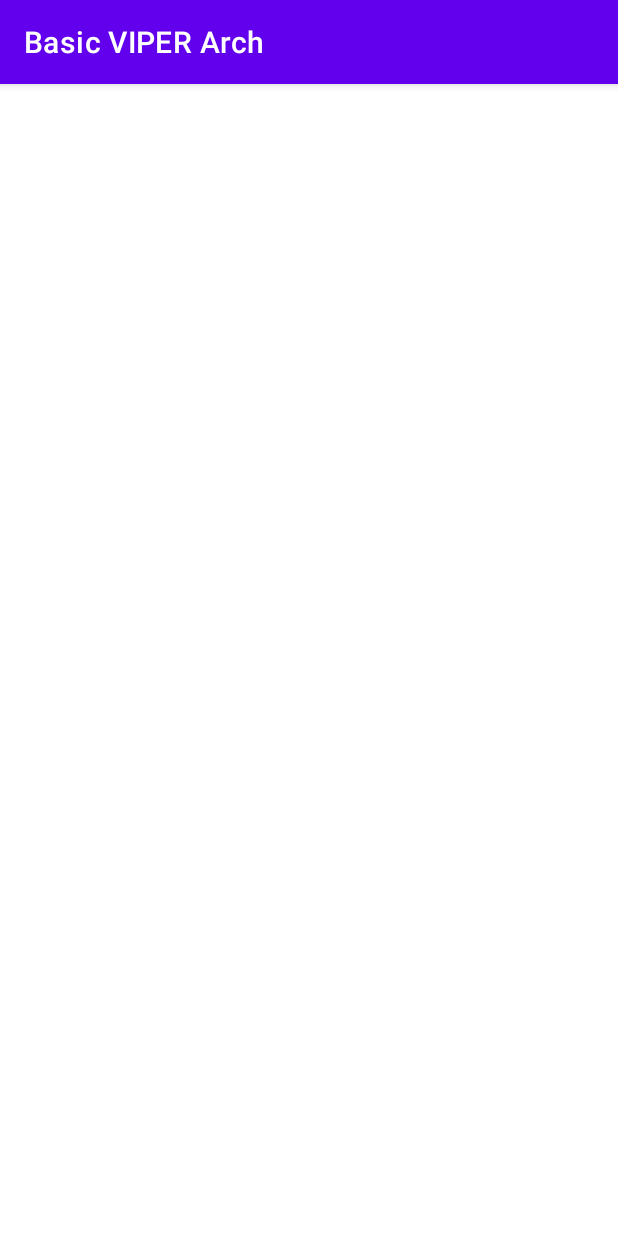
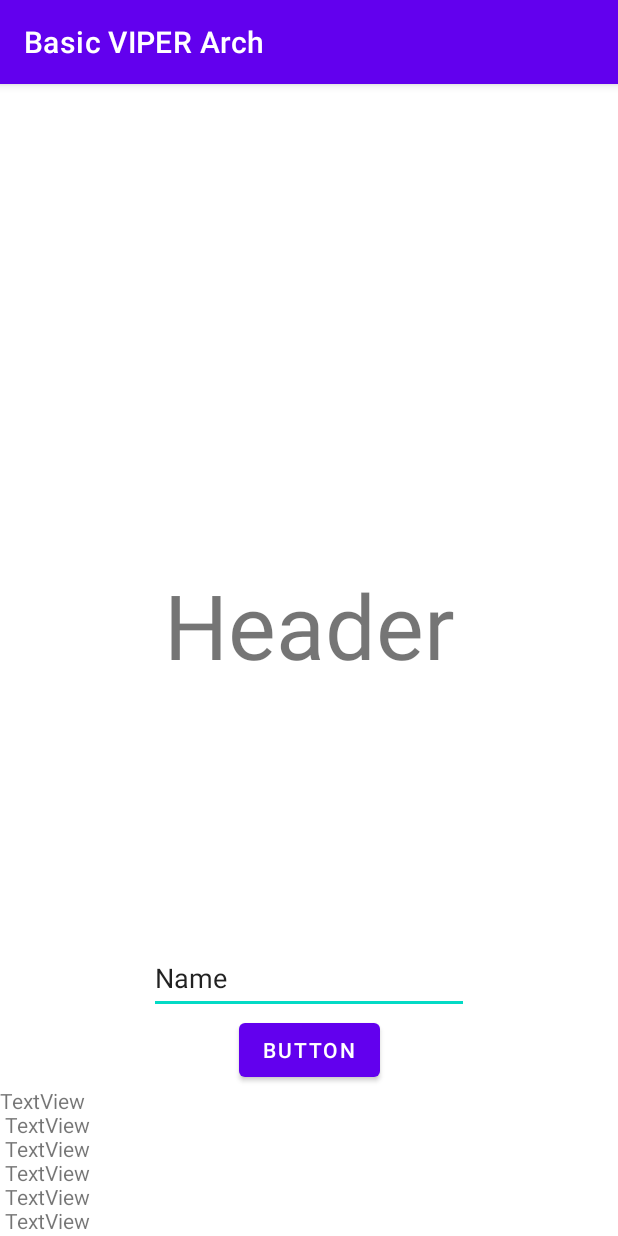
Before and after one commit to asifddlks/Basic_VIPER_Arch_For_Android, an Android app: the screen it shows after launch (LoginActivity before the commit, SampleActivity after it), on a phone screen of 412 x 824 dp. Run offline under Robolectric (Android 15) with nearby library versions, the phone set to English and light mode, and no system bars; our stand-ins replace Timber.

Commit message:
added SampleActivity.kt

```diff
--- a/app/src/main/AndroidManifest.xml
+++ b/app/src/main/AndroidManifest.xml
@@ -1,7 +1,9 @@
 <?xml version="1.0" encoding="utf-8"?>
 <manifest xmlns:android="http://schemas.android.com/apk/res/android"
     package="com.asifddlks.basicviperarchforandroid">
-<uses-permission android:name="android.permission.INTERNET"/>
+
+    <uses-permission android:name="android.permission.INTERNET" />
+
     <application
         android:name=".BaseApplication"
         android:allowBackup="true"
@@ -9,13 +11,16 @@
         android:label="@string/app_name"
         android:roundIcon="@mipmap/ic_launcher_round"
         android:supportsRtl="true"
-        android:usesCleartextTraffic="true"
-        android:theme="@style/Theme.BasicViperArch">
+        android:theme="@style/Theme.BasicViperArch"
+        android:usesCleartextTraffic="true">
         <activity
-            android:name="com.asifddlks.basicviperarchforandroid.loginModule.LoginActivity"
+            android:name=".samplemodule.SampleActivity"
             android:exported="false" />
         <activity
-            android:name="com.asifddlks.basicviperarchforandroid.MainActivity"
+            android:name=".loginModule.LoginActivity"
+            android:exported="false" />
+        <activity
+            android:name=".MainActivity"
             android:exported="true">
             <intent-filter>
                 <action android:name="android.intent.action.MAIN" />
--- a/app/src/main/java/com/asifddlks/basicviperarchforandroid/MainActivity.kt
+++ b/app/src/main/java/com/asifddlks/basicviperarchforandroid/MainActivity.kt
@@ -4,6 +4,7 @@ import android.content.Intent
 import android.os.Bundle
 import androidx.appcompat.app.AppCompatActivity
 import com.asifddlks.basicviperarchforandroid.loginModule.LoginActivity
+import com.asifddlks.basicviperarchforandroid.samplemodule.SampleActivity
 
 class MainActivity : AppCompatActivity() {
 
@@ -13,7 +14,7 @@ class MainActivity : AppCompatActivity() {
         super.onCreate(savedInstanceState)
         setContentView(R.layout.activity_main)
 
-        val intent = Intent(this, LoginActivity::class.java)
+        val intent = Intent(this, SampleActivity::class.java)
         startActivity(intent)
 
 
--- /dev/null
+++ b/app/src/main/java/com/asifddlks/basicviperarchforandroid/samplemodule/SampleActivity.kt
@@ -0,0 +1,24 @@
+package com.asifddlks.basicviperarchforandroid.samplemodule
+
+import androidx.appcompat.app.AppCompatActivity
+import android.os.Bundle
+import com.asifddlks.basicviperarchforandroid.R
+import com.asifddlks.basicviperarchforandroid.databinding.ActivitySampleBinding
+
+class SampleActivity : AppCompatActivity() {
+
+
+    private lateinit var binding: ActivitySampleBinding
+
+    override fun onCreate(savedInstanceState: Bundle?) {
+        super.onCreate(savedInstanceState)
+        //setContentView(R.layout.activity_sample)
+
+        binding = ActivitySampleBinding.inflate(layoutInflater)
+        setContentView(binding.root)
+
+        binding.button.setOnClickListener {
+
+        }
+    }
+}
--- /dev/null
+++ b/app/src/main/java/com/asifddlks/basicviperarchforandroid/samplemodule/SampleContractor.kt
@@ -0,0 +1,24 @@
+package com.asifddlks.basicviperarchforandroid.samplemodule
+
+class SampleContractor {
+
+    //abstract methods for view
+    interface SampleView{
+        fun Sample(): String
+    }
+
+    //abstract methods for model
+    interface SampleInteractor{
+        fun Sample()
+    }
+
+    //abstract methods for presenter
+    interface SamplePresenter{
+        fun Sample()
+    }
+
+    //abstract methods for router
+    interface SampleRouter{
+        fun Sample()
+    }
+}
--- /dev/null
+++ b/app/src/main/java/com/asifddlks/basicviperarchforandroid/samplemodule/SampleInteractor.kt
@@ -0,0 +1,9 @@
+package com.asifddlks.basicviperarchforandroid.samplemodule
+
+class SampleInteractor(samplePresenter: SampleContractor.SamplePresenter) :SampleContractor.SampleInteractor {
+
+
+    override fun Sample() {
+
+    }
+}
--- /dev/null
+++ b/app/src/main/java/com/asifddlks/basicviperarchforandroid/samplemodule/SamplePresenter.kt
@@ -0,0 +1,13 @@
+package com.asifddlks.basicviperarchforandroid.samplemodule
+
+import android.content.Context
+
+class SamplePresenter(private val sampleView: SampleContractor.SampleView, private val context: Context): SampleContractor.SamplePresenter{
+
+    private val sampleInteractor: SampleInteractor = SampleInteractor(this)
+
+    override fun Sample() {
+
+
+    }
+}
--- /dev/null
+++ b/app/src/main/java/com/asifddlks/basicviperarchforandroid/samplemodule/SampleRouter.kt
@@ -0,0 +1,4 @@
+package com.asifddlks.basicviperarchforandroid.samplemodule
+
+class SampleRouter {
+}
--- /dev/null
+++ b/app/src/main/res/layout/activity_sample.xml
@@ -0,0 +1,69 @@
+<?xml version="1.0" encoding="utf-8"?>
+<androidx.constraintlayout.widget.ConstraintLayout xmlns:android="http://schemas.android.com/apk/res/android"
+    xmlns:app="http://schemas.android.com/apk/res-auto"
+    xmlns:tools="http://schemas.android.com/tools"
+    android:layout_width="match_parent"
+    android:layout_height="match_parent"
+    tools:context="com.asifddlks.basicviperarchforandroid.samplemodule.SampleActivity">
+
+    <EditText
+        android:id="@+id/editTextTextPersonName"
+        android:layout_width="wrap_content"
+        android:layout_height="wrap_content"
+        android:layout_marginBottom="24dp"
+        android:ems="10"
+        android:importantForAutofill="no"
+        android:inputType="textPersonName"
+        android:minHeight="48dp"
+        android:text="Name"
+        app:layout_constraintBottom_toTopOf="@+id/button"
+        app:layout_constraintEnd_toEndOf="parent"
+        app:layout_constraintHorizontal_bias="0.5"
+        app:layout_constraintStart_toStartOf="parent"
+        app:layout_constraintTop_toTopOf="parent"
+        app:layout_constraintVertical_chainStyle="packed" />
+
+    <Button
+        android:id="@+id/button"
+        android:layout_width="wrap_content"
+        android:layout_height="wrap_content"
+        android:layout_marginBottom="32dp"
+        android:text="Button"
+        app:layout_constraintEnd_toEndOf="parent"
+        app:layout_constraintStart_toStartOf="parent"
+        app:layout_constraintTop_toBottomOf="@+id/editTextTextPersonName" />
+
+    <ScrollView
+        android:id="@+id/scrollView3"
+        android:layout_width="0dp"
+        android:layout_height="100dp"
+        app:layout_constraintBottom_toBottomOf="parent"
+        app:layout_constraintEnd_toEndOf="parent"
+        app:layout_constraintStart_toStartOf="parent"
+        app:layout_constraintTop_toBottomOf="@+id/button">
+
+        <LinearLayout
+            android:layout_width="match_parent"
+            android:layout_height="wrap_content"
+            android:orientation="vertical">
+
+            <TextView
+                android:id="@+id/textView"
+                android:layout_width="wrap_content"
+                android:layout_height="wrap_content"
+                android:text="TextView\n TextView\n TextView\n TextView\n TextView\n TextView\n TextView\n TextView\n TextView\n TextView\n TextView\n TextView\n TextView\n TextView\n TextView\n " />
+        </LinearLayout>
+    </ScrollView>
+
+    <TextView
+        android:id="@+id/textView2"
+        android:layout_width="wrap_content"
+        android:layout_height="wrap_content"
+        android:layout_marginTop="320dp"
+        android:text="Header"
+        android:textSize="60sp"
+        app:layout_constraintEnd_toEndOf="parent"
+        app:layout_constraintStart_toStartOf="parent"
+        app:layout_constraintTop_toTopOf="parent" />
+
+</androidx.constraintlayout.widget.ConstraintLayout>
--- a/build.gradle
+++ b/build.gradle
@@ -2,7 +2,7 @@
 plugins {
     id 'com.android.application' version '7.1.2' apply false
     id 'com.android.library' version '7.1.2' apply false
-    id 'org.jetbrains.kotlin.android' version '1.5.30' apply false
+    id 'org.jetbrains.kotlin.android' version '1.6.10' apply false
 }
 
 task clean(type: Delete) {
```
